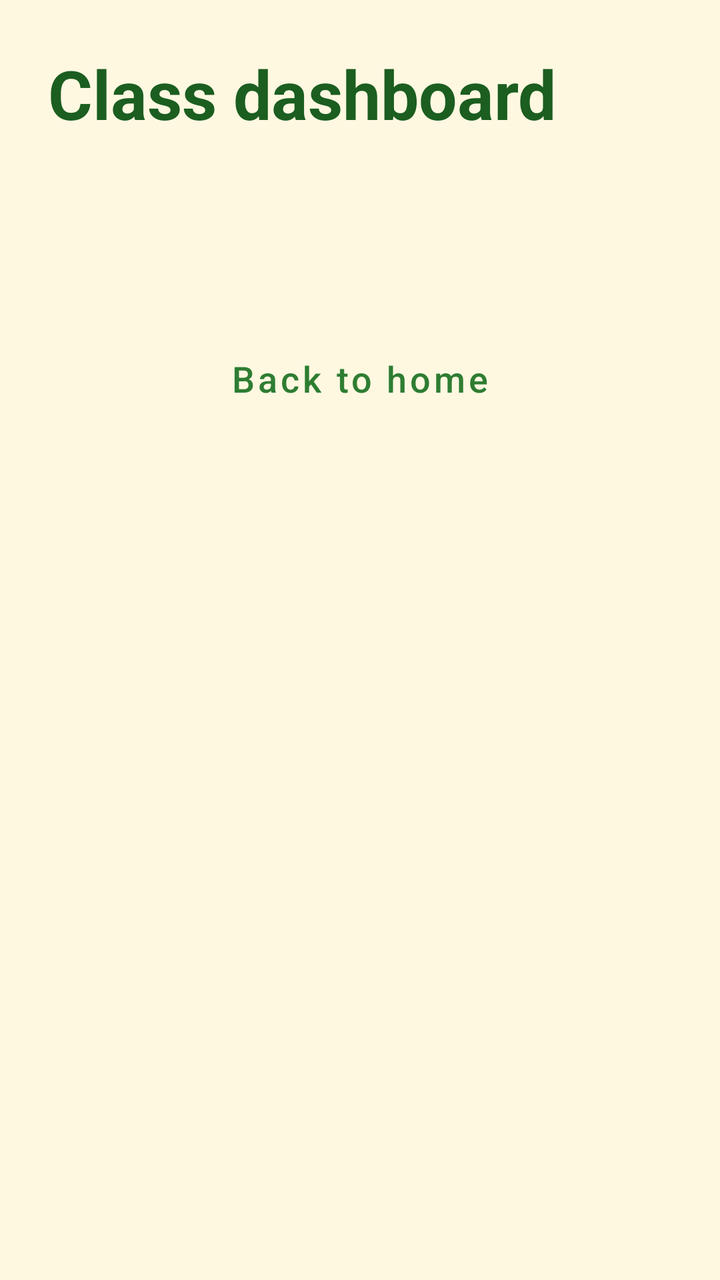
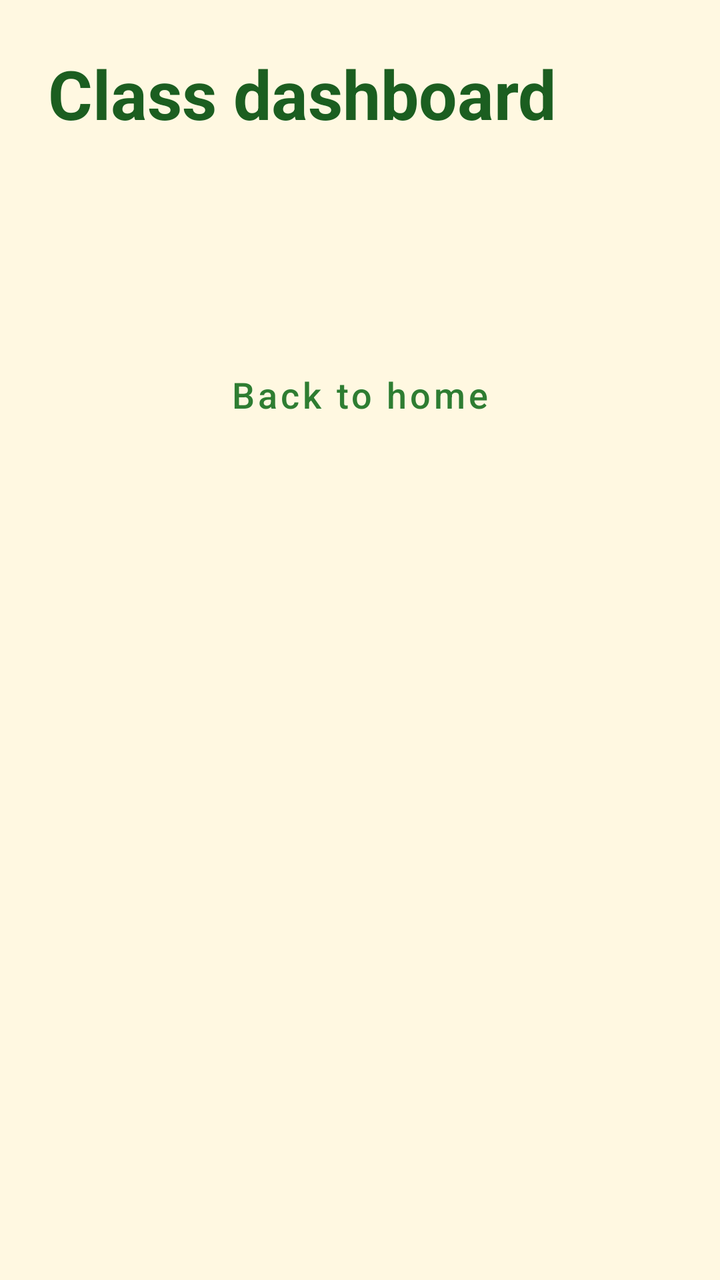

The first picture is an Android layout as it rendered before a commit; the second is the same layout after the commit. The layout source and the unified diff follow.
<!-- AndroidManifest.xml: application theme Theme.MathWhiz -->
<!-- res/layout/activity_dashboard.xml -->
<?xml version="1.0" encoding="utf-8"?>
<ScrollView xmlns:android="http://schemas.android.com/apk/res/android"
    android:layout_width="match_parent"
    android:layout_height="match_parent"
    android:fillViewport="true">

    <LinearLayout
        android:layout_width="match_parent"
        android:layout_height="wrap_content"
        android:orientation="vertical"
        android:padding="24dp">

        <TextView
            style="@style/Text.Title"
            android:layout_width="wrap_content"
            android:layout_height="wrap_content"
            android:text="@string/dashboard" />

        <LinearLayout
            android:layout_width="match_parent"
            android:layout_height="wrap_content"
            android:layout_marginTop="12dp"
            android:orientation="horizontal">

            <Spinner
                android:id="@+id/spGrade"
                android:layout_width="0dp"
                android:layout_height="wrap_content"
                android:layout_marginEnd="6dp"
                android:layout_weight="1"
                android:background="@drawable/bg_card" />

            <Spinner
                android:id="@+id/spSection"
                android:layout_width="0dp"
                android:layout_height="wrap_content"
                android:layout_marginStart="6dp"
                android:layout_weight="1"
                android:background="@drawable/bg_card" />
        </LinearLayout>

        <ProgressBar
            android:id="@+id/progress"
            android:layout_width="wrap_content"
            android:layout_height="wrap_content"
            android:layout_gravity="center_horizontal"
            android:layout_marginTop="16dp" />

        <TextView
            android:id="@+id/tvError"
            style="@style/Text.Error"
            android:layout_width="match_parent"
            android:layout_height="wrap_content"
            android:layout_marginTop="12dp"
            android:visibility="gone" />

        <Button
            android:id="@+id/btnRetry"
            style="@style/Widget.MathWhiz.Button.Orange"
            android:layout_width="match_parent"
            android:layout_height="wrap_content"
            android:text="Try again"
            android:visibility="gone" />

        <TextView
            android:id="@+id/tvEmpty"
            style="@style/Text.Body"
            android:layout_width="match_parent"
            android:layout_height="wrap_content"
            android:layout_marginTop="16dp"
            android:visibility="gone" />

        <LinearLayout
            android:id="@+id/content"
            android:layout_width="match_parent"
            android:layout_height="wrap_content"
            android:orientation="vertical"
            android:visibility="gone">

            <TextView
                android:id="@+id/tvOverall"
                style="@style/Text.Heading"
                android:layout_width="match_parent"
                android:layout_height="wrap_content" />

            <TextView
                style="@style/Text.Heading"
                android:layout_width="wrap_content"
                android:layout_height="wrap_content"
                android:text="@string/by_topic" />

            <LinearLayout
                android:id="@+id/topicList"
                android:layout_width="match_parent"
                android:layout_height="wrap_content"
                android:orientation="vertical" />

            <TextView
                style="@style/Text.Heading"
                android:layout_width="wrap_content"
                android:layout_height="wrap_content"
                android:text="@string/by_skill" />

            <LinearLayout
                android:id="@+id/skillList"
                android:layout_width="match_parent"
                android:layout_height="wrap_content"
                android:orientation="vertical" />

            <TextView
                style="@style/Text.Heading"
                android:layout_width="wrap_content"
                android:layout_height="wrap_content"
                android:text="@string/most_missed" />

            <LinearLayout
                android:id="@+id/missedList"
                android:layout_width="match_parent"
                android:layout_height="wrap_content"
                android:orientation="vertical" />

            <TextView
                style="@style/Text.Heading"
                android:layout_width="wrap_content"
                android:layout_height="wrap_content"
                android:text="@string/missed_questions" />

            <LinearLayout
                android:id="@+id/questionList"
                android:layout_width="match_parent"
                android:layout_height="wrap_content"
                android:orientation="vertical" />

            <TextView
                style="@style/Text.Heading"
                android:layout_width="wrap_content"
                android:layout_height="wrap_content"
                android:text="@string/history" />

            <LinearLayout
                android:id="@+id/historyList"
                android:layout_width="match_parent"
                android:layout_height="wrap_content"
                android:orientation="vertical" />
        </LinearLayout>

        <Button
            android:id="@+id/btnBack"
            style="@style/Widget.MathWhiz.TextButton"
            android:layout_width="match_parent"
            android:layout_height="wrap_content"
            android:layout_marginTop="16dp"
            android:text="@string/back_home" />
    </LinearLayout>
</ScrollView>
<!-- resources referenced by this layout -->
<resources>
  <!-- drawable bg_card (drawable) -->
  <shape xmlns:android="http://schemas.android.com/apk/res/android" android:shape="rectangle">
      <solid android:color="@color/mw_card" />
      <corners android:radius="20dp" />
      <stroke android:width="2dp" android:color="#FFE0B2" />
  </shape>
  <string name="back_home">Back to home</string>
  <string name="by_skill">Accuracy by skill</string>
  <string name="by_topic">Accuracy by topic</string>
  <string name="dashboard">Class dashboard</string>
  <string name="history">Session history</string>
  <string name="missed_questions">Missed questions (tap for a fruit fact)</string>
  <string name="most_missed">Most-missed problem types</string>
  <style name="Text.Body">
          <item name="android:textSize">18sp</item>
          <item name="android:textColor">@color/mw_ink</item>
      </style>
  <style name="Text.Error">
          <item name="android:textSize">16sp</item>
          <item name="android:textColor">@color/mw_red</item>
      </style>
  <style name="Text.Heading">
          <item name="android:textSize">24sp</item>
          <item name="android:textStyle">bold</item>
          <item name="android:textColor">@color/mw_ink</item>
          <item name="android:layout_marginTop">20dp</item>
          <item name="android:layout_marginBottom">8dp</item>
      </style>
  <style name="Text.Title">
          <item name="android:textSize">34sp</item>
          <item name="android:textStyle">bold</item>
          <item name="android:textColor">@color/mw_green_dark</item>
      </style>
  <style name="Widget.MathWhiz.Button.Orange"><item name="backgroundTint">@color/mw_orange</item></style>
  <style name="Widget.MathWhiz.TextButton" parent="Widget.MaterialComponents.Button.TextButton">
          <item name="android:textSize">18sp</item>
          <item name="android:textAllCaps">false</item>
          <item name="android:minHeight">56dp</item>
      </style>
  <style name="Theme.MathWhiz" parent="Theme.MaterialComponents.Light.NoActionBar">
          <item name="colorPrimary">@color/mw_green</item>
          <item name="colorPrimaryVariant">@color/mw_green_dark</item>
          <item name="colorOnPrimary">@color/mw_white</item>
          <item name="colorSecondary">@color/mw_orange</item>
          <item name="colorOnSecondary">@color/mw_white</item>
          <item name="android:windowBackground">@color/mw_cream</item>
          <item name="android:statusBarColor">@color/mw_green_dark</item>
          <item name="android:textColor">@color/mw_ink</item>
      </style>
  <color name="mw_card">#FFFFFF</color>
  <color name="mw_ink">#263238</color>
  <color name="mw_red">#C62828</color>
  <color name="mw_green_dark">#1B5E20</color>
  <color name="mw_orange">#EF6C00</color>
  <color name="mw_green">#2E7D32</color>
  <color name="mw_white">#FFFFFF</color>
  <color name="mw_cream">#FFF8E1</color>
</resources>

<!-- the commit's change to res/layout/activity_dashboard.xml (unified diff, before → after) -->
@@ -38,6 +38,13 @@
                 android:layout_weight="1"
                 android:background="@drawable/bg_card" />
         </LinearLayout>
+
+        <Spinner
+            android:id="@+id/spDateRange"
+            android:layout_width="match_parent"
+            android:layout_height="wrap_content"
+            android:layout_marginTop="8dp"
+            android:background="@drawable/bg_card" />
 
         <ProgressBar
             android:id="@+id/progress"
@@ -131,6 +138,14 @@
                 android:layout_height="wrap_content"
                 android:orientation="vertical" />
 
+            <Button
+                android:id="@+id/btnViewAllQuestions"
+                style="@style/Widget.MathWhiz.TextButton"
+                android:layout_width="match_parent"
+                android:layout_height="wrap_content"
+                android:text="View all"
+                android:visibility="gone" />
+
             <TextView
                 style="@style/Text.Heading"
                 android:layout_width="wrap_content"
@@ -142,6 +157,14 @@
                 android:layout_width="match_parent"
                 android:layout_height="wrap_content"
                 android:orientation="vertical" />
+
+            <Button
+                android:id="@+id/btnViewAllHistory"
+                style="@style/Widget.MathWhiz.TextButton"
+                android:layout_width="match_parent"
+                android:layout_height="wrap_content"
+                android:text="View all"
+                android:visibility="gone" />
         </LinearLayout>
 
         <Button
